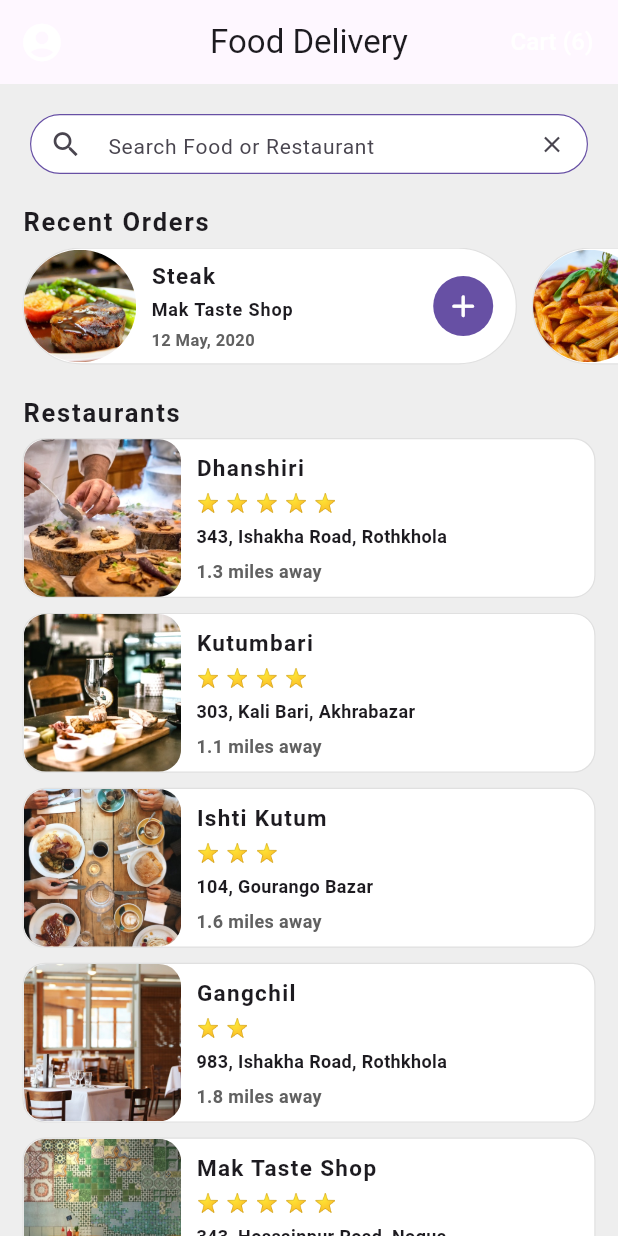
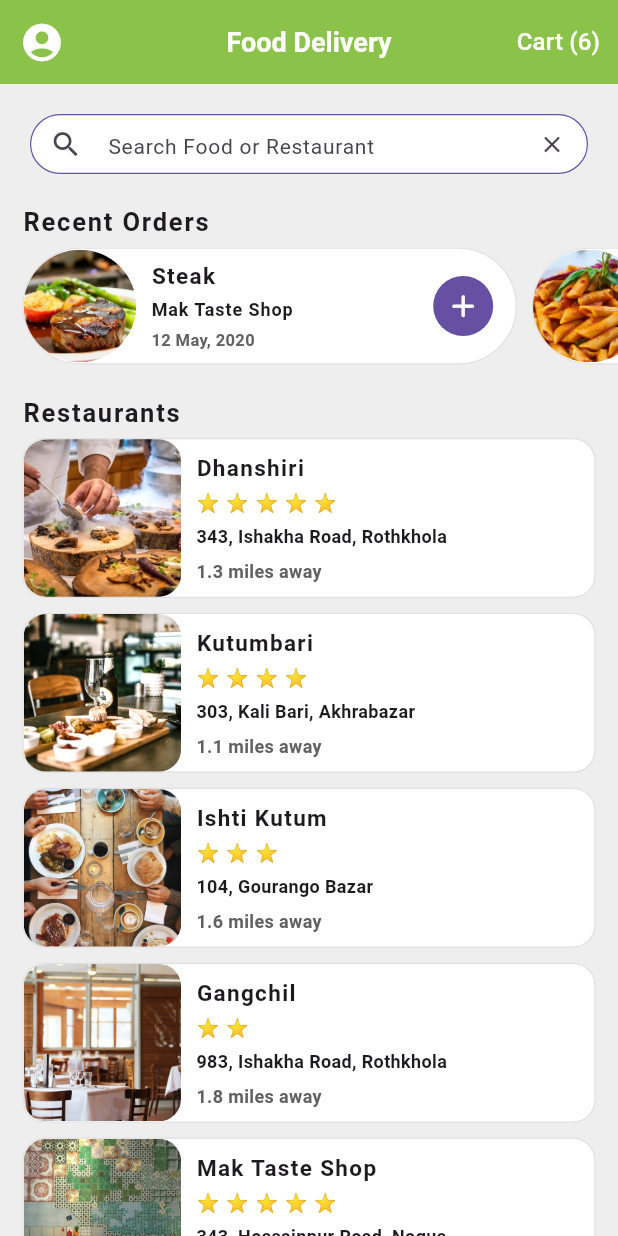
Before and after one commit to Rezuanul-Islam-Fahim/food_delivery_ui, a Flutter app: the screen it shows after launch, on a phone screen of 412 x 824 dp. Run offline on Flutter 3.47's test engine with Material 3 defaults, Android fonts, the phone set to English and light mode, and no system bars.

Commit message:
Upgrade whole project

```diff
--- a/lib/data.dart
+++ b/lib/data.dart
@@ -156,57 +156,68 @@ final User user = User(
       food: _steak,
       restaurant: _restaurant4,
       date: '12 May, 2020',
+      quantity: 1,
     ),
     Order(
       food: _pasta,
       restaurant: _restaurant0,
       date: '10 May, 2020',
+      quantity: 1,
     ),
     Order(
       food: _pancake,
       restaurant: _restaurant2,
       date: '09 May, 2020',
+      quantity: 1,
     ),
     Order(
       food: _burger,
       restaurant: _restaurant1,
       date: '08 May, 2020',
+      quantity: 1,
     ),
     Order(
       food: _burrito,
       restaurant: _restaurant3,
       date: '08 May, 2020',
+      quantity: 1,
     ),
   ],
   cart: <Order>[
     Order(
       food: _pancake,
       restaurant: _restaurant2,
+      date: 'Today',
       quantity: 2,
     ),
     Order(
       food: _burger,
       restaurant: _restaurant1,
+      date: 'Today',
       quantity: 4,
     ),
     Order(
       food: _burrito,
       restaurant: _restaurant3,
+      date: 'Today',
       quantity: 3,
     ),
     Order(
       food: _steak,
       restaurant: _restaurant4,
+      date: 'Today',
       quantity: 1,
     ),
     Order(
       food: _pasta,
       restaurant: _restaurant0,
+      date: 'Today',
       quantity: 4,
     ),
     Order(
       food: _salmon,
       restaurant: _restaurant1,
+      date: 'Today',
       quantity: 3,
     ),
   ],
--- a/lib/main.dart
+++ b/lib/main.dart
@@ -2,9 +2,11 @@ import 'package:flutter/material.dart';
 
 import 'package:food_delivery_ui/screens/home_screen.dart';
 
-void main() => runApp(FoodDelivery());
+void main() => runApp(const FoodDelivery());
 
 class FoodDelivery extends StatelessWidget {
+  const FoodDelivery({super.key});
+
   @override
   Widget build(BuildContext context) {
     return MaterialApp(
@@ -13,15 +15,15 @@ class FoodDelivery extends StatelessWidget {
       theme: ThemeData(
         primarySwatch: Colors.lightGreen,
         scaffoldBackgroundColor: Colors.grey[200],
-        appBarTheme: ThemeData.light().appBarTheme.copyWith(
-              textTheme: ThemeData.light().textTheme.copyWith(
-                    headline6: const TextStyle(
-                      color: Colors.white,
-                      fontSize: 18,
-                    ),
-                  ),
-              brightness: Brightness.dark,
-            ),
+        appBarTheme: AppBarTheme(
+          titleTextStyle: const TextStyle(
+            color: Colors.white,
+            fontSize: 18,
+            fontWeight: FontWeight.w600,
+          ),
+          backgroundColor: Colors.lightGreen,
+          foregroundColor: Colors.white,
+        ),
       ),
       home: HomeScreen(title: 'Food Delivery'),
     );
--- a/lib/models/food.dart
+++ b/lib/models/food.dart
@@ -1,10 +1,8 @@
-import 'package:flutter/foundation.dart';
-
 class Food {
   const Food({
-    @required this.imgUrl,
-    @required this.name,
-    @required this.price,
+    required this.imgUrl,
+    required this.name,
+    required this.price,
   });
 
   final String imgUrl;
--- a/lib/models/order.dart
+++ b/lib/models/order.dart
@@ -3,10 +3,10 @@ import 'package:food_delivery_ui/models/restaurant.dart';
 
 class Order {
   const Order({
-    this.food,
-    this.date,
-    this.restaurant,
-    this.quantity,
+    required this.food,
+    required this.date,
+    required this.restaurant,
+    required this.quantity,
   });
 
   final Food food;
--- a/lib/models/restaurant.dart
+++ b/lib/models/restaurant.dart
@@ -1,14 +1,13 @@
-import 'package:flutter/foundation.dart';
 import 'package:food_delivery_ui/models/food.dart';
 
 class Restaurant {
   const Restaurant({
-    @required this.imgUrl,
-    @required this.name,
-    @required this.rating,
-    @required this.address,
-    @required this.distance,
-    @required this.foods,
+    required this.imgUrl,
+    required this.name,
+    required this.rating,
+    required this.address,
+    required this.distance,
+    required this.foods,
   });
 
   final String imgUrl;
--- a/lib/screens/home_screen.dart
+++ b/lib/screens/home_screen.dart
@@ -8,7 +8,7 @@ import 'package:food_delivery_ui/widgets/rating_stars.dart';
 import 'package:food_delivery_ui/models/restaurant.dart';
 
 class HomeScreen extends StatelessWidget {
-  const HomeScreen({this.title, Key key}) : super(key: key);
+  const HomeScreen({required this.title, super.key});
 
   final String title;
 
@@ -23,7 +23,7 @@ class HomeScreen extends StatelessWidget {
             onTap: () => Navigator.push(
               context,
               MaterialPageRoute(
-                builder: (_) => RestaurantScreen(restaurant),
+                builder: (_) => RestaurantScreen(restaurant: restaurant),
               ),
             ),
             child: Container(
@@ -31,7 +31,7 @@ class HomeScreen extends StatelessWidget {
                 color: Colors.white,
                 borderRadius: BorderRadius.circular(15.0),
                 border: Border.all(
-                  color: Colors.grey[300],
+                  color: Colors.grey[300] ?? Colors.grey,
                   width: 0.8,
                 ),
               ),
@@ -112,16 +112,19 @@ class HomeScreen extends StatelessWidget {
           onPressed: () {},
         ),
         actions: <Widget>[
-          FlatButton(
+          TextButton(
             child: Text(
               'Cart (${user.cart.length})',
-              style: TextStyle(
+              style: const TextStyle(
                 color: Colors.white,
                 fontSize: 16,
               ),
             ),
-            shape: RoundedRectangleBorder(
-              borderRadius: BorderRadius.circular(30.0),
+            style: TextButton.styleFrom(
+              shape: RoundedRectangleBorder(
+                borderRadius: BorderRadius.circular(30.0),
+              ),
+              splashFactory: InkRipple.splashFactory,
             ),
             onPressed: () => Navigator.push(
               context,
@@ -129,8 +132,6 @@ class HomeScreen extends StatelessWidget {
                 builder: (_) => CartScreen(),
               ),
             ),
-            splashColor: Colors.white24,
-            highlightColor: Colors.white12,
           ),
         ],
       ),
@@ -176,11 +177,11 @@ class HomeScreen extends StatelessWidget {
             ),
           ),
           RecentOrders(),
-          Padding(
-            padding: const EdgeInsets.only(left: 15, top: 20),
-            child: const Text(
+          const Padding(
+            padding: EdgeInsets.only(left: 15, top: 20),
+            child: Text(
               'Restaurants',
-              style: const TextStyle(
+              style: TextStyle(
                 fontSize: 17,
                 fontWeight: FontWeight.w700,
                 letterSpacing: 1.2,
--- a/lib/widgets/rating_stars.dart
+++ b/lib/widgets/rating_stars.dart
@@ -1,7 +1,7 @@
 import 'package:flutter/material.dart';
 
 class RatingStars extends StatelessWidget {
-  const RatingStars(this.rating);
+  const RatingStars(this.rating, {super.key});
 
   final int rating;
 
--- a/lib/widgets/recent_orders.dart
+++ b/lib/widgets/recent_orders.dart
@@ -4,6 +4,8 @@ import 'package:food_delivery_ui/data.dart';
 import 'package:food_delivery_ui/models/order.dart';
 
 class RecentOrders extends StatelessWidget {
+  const RecentOrders({super.key});
+
   @override
   Widget build(BuildContext context) {
     final bool isLandscape =
@@ -16,7 +18,7 @@ class RecentOrders extends StatelessWidget {
           padding: const EdgeInsets.only(left: 15, bottom: 5),
           child: const Text(
             'Recent Orders',
-            style: const TextStyle(
+            style: TextStyle(
               fontSize: 17,
               fontWeight: FontWeight.w700,
               letterSpacing: 1.2,
@@ -25,7 +27,9 @@ class RecentOrders extends StatelessWidget {
         ),
         Container(
           height: 78,
-          child: isLandscape ? RecentOrderList(0.6) : RecentOrderList(0.8),
+          child: isLandscape
+              ? const RecentOrderList(0.6)
+              : const RecentOrderList(0.8),
         ),
       ],
     );
@@ -33,7 +37,7 @@ class RecentOrders extends StatelessWidget {
 }
 
 class RecentOrderList extends StatelessWidget {
-  const RecentOrderList(this.containerWidth);
+  const RecentOrderList(this.containerWidth, {super.key});
 
   final double containerWidth;
 
@@ -45,7 +49,7 @@ class RecentOrderList extends StatelessWidget {
         color: Colors.white,
         borderRadius: BorderRadius.circular(50),
         border: Border.all(
-          color: Colors.grey[300],
+          color: Colors.grey[300] ?? Colors.grey,
           width: 0.8,
         ),
       ),
--- a/pubspec.yaml
+++ b/pubspec.yaml
@@ -18,7 +18,7 @@ publish_to: 'none' # Remove this line if you wish to publish to pub.dev
 version: 1.0.0+1
 
 environment:
-  sdk: ">=2.7.0 <3.0.0"
+  sdk: ">=3.0.0 <4.0.0"
 
 dependencies:
   flutter:
@@ -27,7 +27,7 @@ dependencies:
 
   # The following adds the Cupertino Icons font to your application.
   # Use with the CupertinoIcons class for iOS style icons.
-  cupertino_icons: ^0.1.3
+  cupertino_icons: ^1.0.8
 
 dev_dependencies:
   flutter_test:
```
Also changed, not shown: lib/models/user.dart (+3 -4 lines), lib/screens/cart_screen.dart (+11 -9 lines), lib/screens/restaurant_screen.dart (+20 -16 lines), pubspec.lock, 7 other files.
